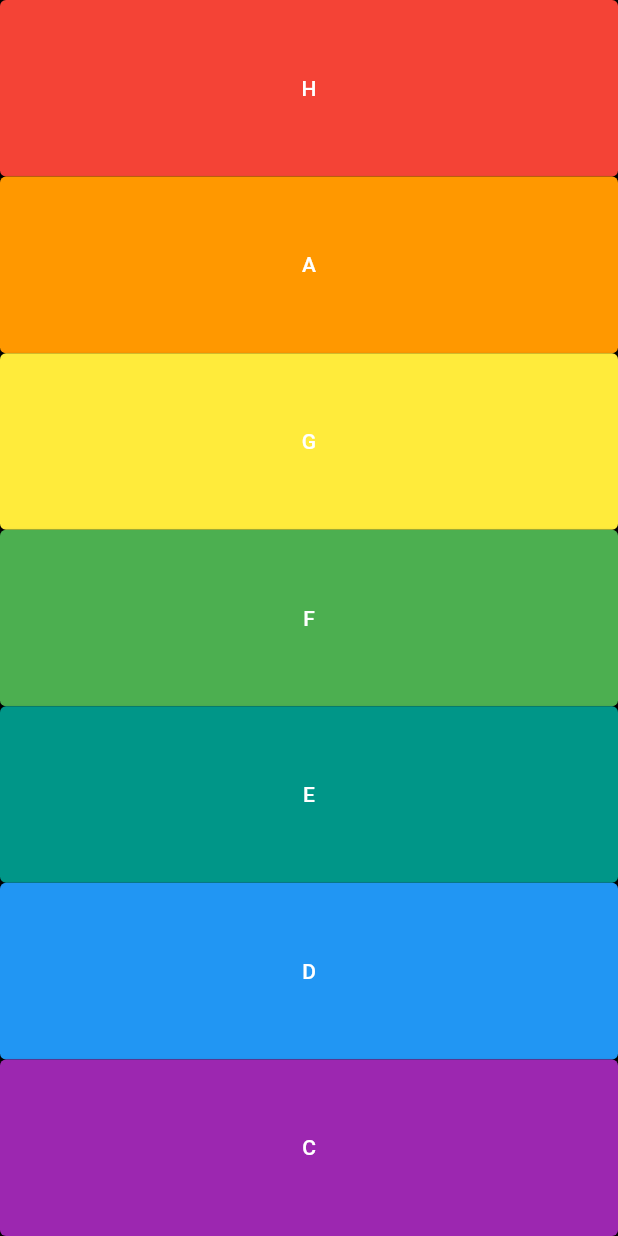
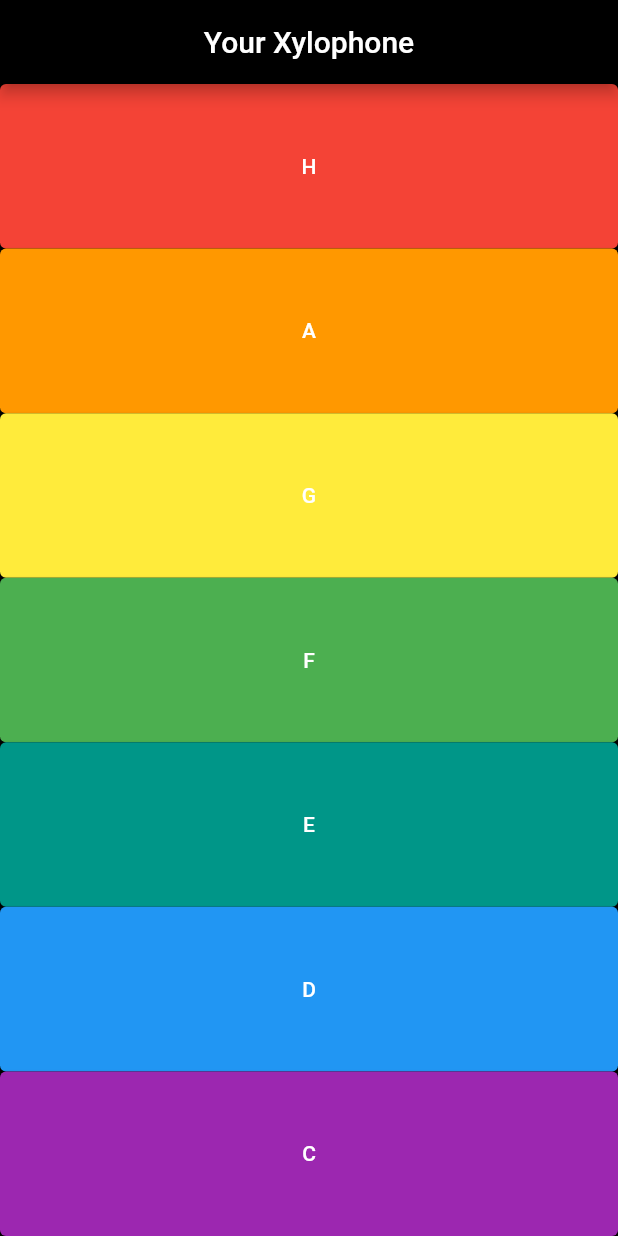
Before and after one commit to marianneleal/xylophone, a Flutter app: the screen it shows after launch, on a phone screen of 412 x 824 dp. Run offline on Flutter 3.47's test engine with Material 2 defaults, Android fonts, the phone set to English and light mode, and no system bars; our stand-ins replace audioplayers.

Commit message:
added appbar

```diff
--- a/lib/main.dart
+++ b/lib/main.dart
@@ -30,6 +30,11 @@ class XylophoneApp extends StatelessWidget {
     return MaterialApp(
       home: Scaffold(
         backgroundColor: Colors.black,
+        appBar: AppBar(
+          centerTitle: true,
+          title: Text('Your Xylophone'),
+          backgroundColor: Colors.black,
+        ),
         body: SafeArea(
           child: Center(
             child: Column(
```
